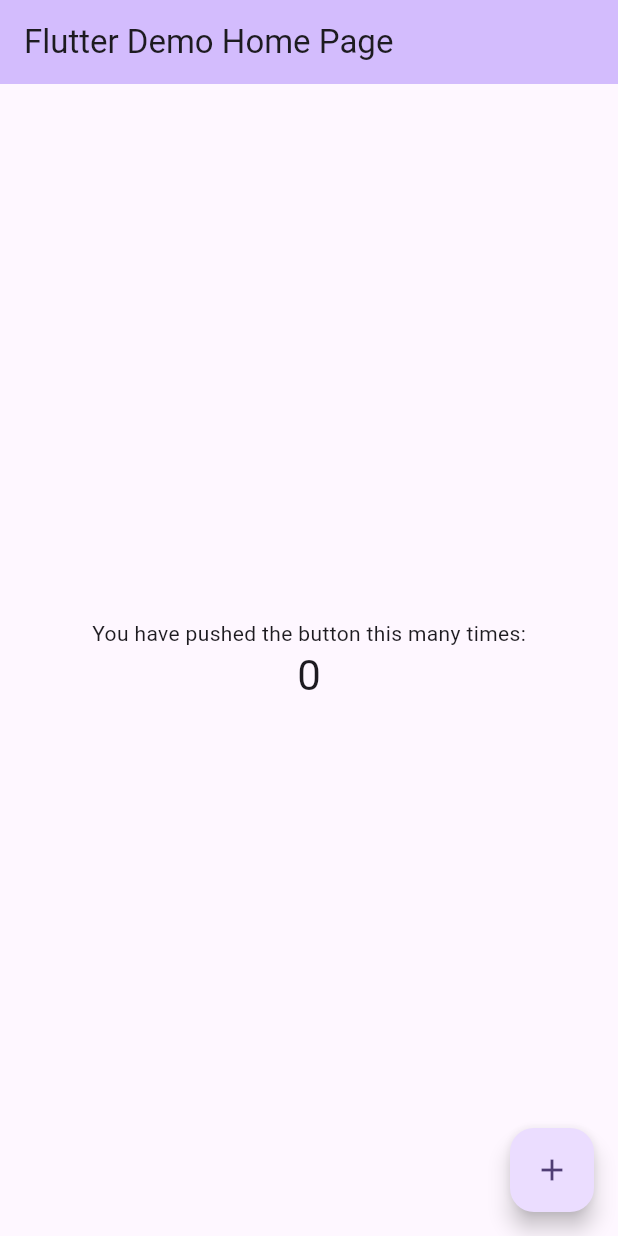
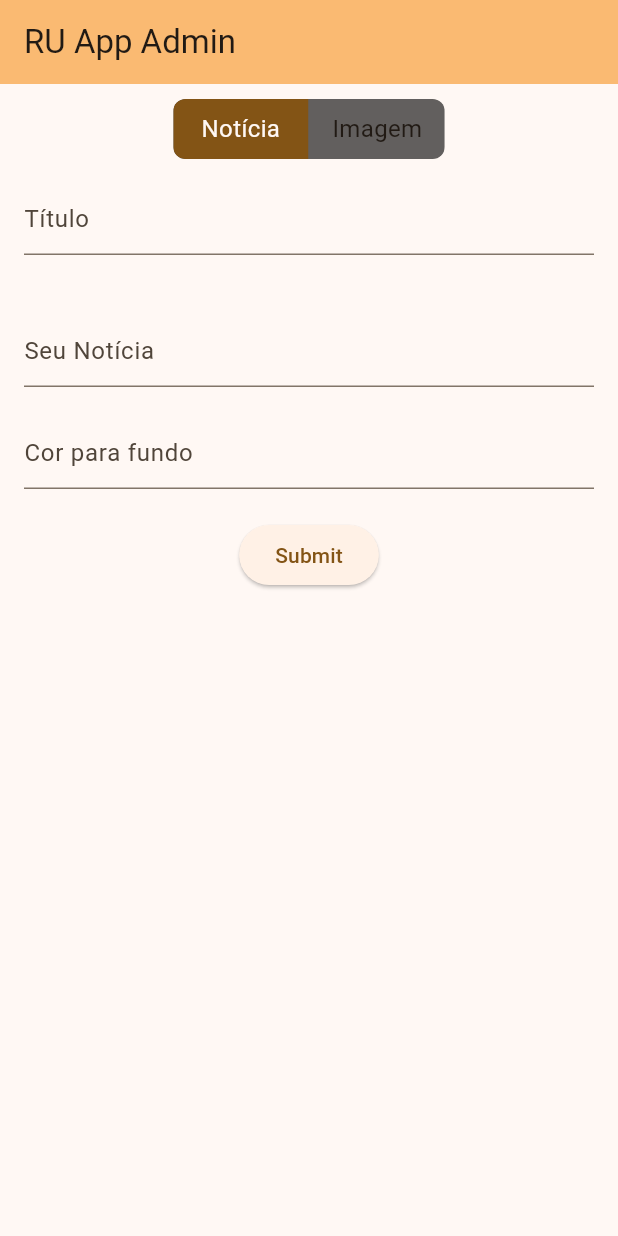
Before and after one commit to ru-digital-ufpa/ru_admin, a Flutter app: the screen it shows after launch, on a phone screen of 412 x 824 dp. Run offline on Flutter 3.47's test engine with Material 2 defaults, Android fonts, the phone set to English and light mode, and no system bars; drawn by our look-alikes of toggle_switch.

```diff
--- a/lib/main.dart
+++ b/lib/main.dart
@@ -1,4 +1,8 @@
 import 'package:flutter/material.dart';
+import 'package:ru_admin/widgets/image_widget.dart';
+
+import 'package:ru_admin/widgets/msg_widget.dart';
+import 'package:toggle_switch/toggle_switch.dart';
 
 void main() {
   runApp(const MyApp());
@@ -11,42 +15,18 @@ class MyApp extends StatelessWidget {
   @override
   Widget build(BuildContext context) {
     return MaterialApp(
-      title: 'Flutter Demo',
+      title: 'RU App Admin',
       theme: ThemeData(
-        // This is the theme of your application.
-        //
-        // TRY THIS: Try running your application with "flutter run". You'll see
-        // the application has a blue toolbar. Then, without quitting the app,
-        // try changing the seedColor in the colorScheme below to Colors.green
-        // and then invoke "hot reload" (save your changes or press the "hot
-        // reload" button in a Flutter-supported IDE, or press "r" if you used
-        // the command line to start the app).
-        //
-        // Notice that the counter didn't reset back to zero; the application
-        // state is not lost during the reload. To reset the state, use hot
-        // restart instead.
-        //
-        // This works for code too, not just values: Most code changes can be
-        // tested with just a hot reload.
-        colorScheme: ColorScheme.fromSeed(seedColor: Colors.deepPurple),
+        colorScheme: ColorScheme.fromSeed(seedColor: Colors.orangeAccent),
         useMaterial3: true,
       ),
-      home: const MyHomePage(title: 'Flutter Demo Home Page'),
+      home: const MyHomePage(title: 'RU App Admin'),
     );
   }
 }
 
 class MyHomePage extends StatefulWidget {
   const MyHomePage({super.key, required this.title});
-
-  // This widget is the home page of your application. It is stateful, meaning
-  // that it has a State object (defined below) that contains fields that affect
-  // how it looks.
-
-  // This class is the configuration for the state. It holds the values (in this
-  // case the title) provided by the parent (in this case the App widget) and
-  // used by the build method of the State. Fields in a Widget subclass are
-  // always marked "final".
 
   final String title;
 
@@ -55,71 +35,49 @@ class MyHomePage extends StatefulWidget {
 }
 
 class _MyHomePageState extends State<MyHomePage> {
-  int _counter = 0;
-
-  void _incrementCounter() {
-    setState(() {
-      // This call to setState tells the Flutter framework that something has
-      // changed in this State, which causes it to rerun the build method below
-      // so that the display can reflect the updated values. If we changed
-      // _counter without calling setState(), then the build method would not be
-      // called again, and so nothing would appear to happen.
-      _counter++;
-    });
-  }
+  bool isImage = false;
+  int initialLabelIndex = 0;
 
   @override
   Widget build(BuildContext context) {
-    // This method is rerun every time setState is called, for instance as done
-    // by the _incrementCounter method above.
-    //
-    // The Flutter framework has been optimized to make rerunning build methods
-    // fast, so that you can just rebuild anything that needs updating rather
-    // than having to individually change instances of widgets.
     return Scaffold(
       appBar: AppBar(
-        // TRY THIS: Try changing the color here to a specific color (to
-        // Colors.amber, perhaps?) and trigger a hot reload to see the AppBar
-        // change color while the other colors stay the same.
         backgroundColor: Theme.of(context).colorScheme.inversePrimary,
-        // Here we take the value from the MyHomePage object that was created by
-        // the App.build method, and use it to set our appbar title.
-        title: Text(widget.title),
+        title: Text(
+          widget.title,
+          style: TextStyle(color: Theme.of(context).colorScheme.onSurface),
+        ),
       ),
-      body: Center(
-        // Center is a layout widget. It takes a single child and positions it
-        // in the middle of the parent.
+      body: SingleChildScrollView(
         child: Column(
-          // Column is also a layout widget. It takes a list of children and
-          // arranges them vertically. By default, it sizes itself to fit its
-          // children horizontally, and tries to be as tall as its parent.
-          //
-          // Column has various properties to control how it sizes itself and
-          // how it positions its children. Here we use mainAxisAlignment to
-          // center the children vertically; the main axis here is the vertical
-          // axis because Columns are vertical (the cross axis would be
-          // horizontal).
-          //
-          // TRY THIS: Invoke "debug painting" (choose the "Toggle Debug Paint"
-          // action in the IDE, or press "p" in the console), to see the
-          // wireframe for each widget.
-          mainAxisAlignment: MainAxisAlignment.center,
-          children: <Widget>[
-            const Text(
-              'You have pushed the button this many times:',
+          crossAxisAlignment: CrossAxisAlignment.center,
+          children: [
+            const SizedBox(
+              height: 10,
+              width: double.infinity,
             ),
-            Text(
-              '$_counter',
-              style: Theme.of(context).textTheme.headlineMedium,
+            ToggleSwitch(
+              minWidth: 90.0,
+              fontSize: 16,
+              initialLabelIndex: initialLabelIndex,
+              totalSwitches: 2,
+              labels: const ['Notícia', 'Imagem'],
+              onToggle: (index) {
+                setState(() {
+                  if (index == 1) {
+                    isImage = true;
+                    initialLabelIndex = 1;
+                  } else {
+                    isImage = false;
+                    initialLabelIndex = 0;
+                  }
+                });
+              },
             ),
+            isImage ? const ImageWidget() : const MsgWidget(),
           ],
         ),
       ),
-      floatingActionButton: FloatingActionButton(
-        onPressed: _incrementCounter,
-        tooltip: 'Increment',
-        child: const Icon(Icons.add),
-      ), // This trailing comma makes auto-formatting nicer for build methods.
     );
   }
 }
--- /dev/null
+++ b/lib/widgets/msg_widget.dart
@@ -0,0 +1,100 @@
+import 'dart:convert';
+
+import 'package:flutter/material.dart';
+import 'package:ru_admin/network/network.dart';
+
+class MsgWidget extends StatefulWidget {
+  const MsgWidget({super.key});
+
+  @override
+  State<MsgWidget> createState() => _MsgWidgetState();
+}
+
+class _MsgWidgetState extends State<MsgWidget> {
+  final TextEditingController title = TextEditingController();
+  final TextEditingController msg = TextEditingController();
+  final TextEditingController textColor = TextEditingController();
+  bool isImage = false;
+
+  @override
+  void dispose() {
+    msg.dispose();
+    textColor.dispose();
+    title.dispose();
+    super.dispose();
+  }
+
+  Future<void> _postDataToServer(String data) async {
+    NetworkHelper post = NetworkHelper();
+
+    await post.postMsg(data);
+  }
+
+  @override
+  Widget build(BuildContext context) {
+    return Padding(
+      padding: const EdgeInsets.all(16.0),
+      child: Column(
+        mainAxisAlignment: MainAxisAlignment.center,
+        children: [
+          TextField(
+            controller: title,
+            decoration: const InputDecoration(
+              hintText: 'Título',
+            ),
+          ),
+          const SizedBox(
+            height: 20,
+          ),
+          const SizedBox(
+            height: 20,
+          ),
+          TextField(
+            controller: msg,
+            decoration: const InputDecoration(
+              hintText: 'Seu Notícia',
+            ),
+          ),
+          const SizedBox(
+            height: 20,
+          ),
+          TextField(
+            controller: textColor,
+            decoration: const InputDecoration(
+              hintText: 'Cor para fundo',
+            ),
+          ),
+          const SizedBox(
+            height: 20,
+          ),
+          ElevatedButton(
+            onPressed: () async {
+              String inputText = jsonEncode({
+                'title': title.text,
+                'msg': msg.text,
+                'isImage': isImage,
+                'textColor': textColor.text,
+              });
+              await _postDataToServer(inputText);
+              showDialog(
+                context: context,
+                builder: (context) => AlertDialog(
+                  title: Text('Input Text'),
+                  content:
+                      Text('You entered: $inputText\nData posted to server.'),
+                  actions: [
+                    TextButton(
+                      onPressed: () => Navigator.pop(context),
+                      child: Text('OK'),
+                    ),
+                  ],
+                ),
+              );
+            },
+            child: const Text('Submit'),
+          ),
+        ],
+      ),
+    );
+  }
+}
--- a/pubspec.yaml
+++ b/pubspec.yaml
@@ -35,6 +35,8 @@ dependencies:
   # The following adds the Cupertino Icons font to your application.
   # Use with the CupertinoIcons class for iOS style icons.
   cupertino_icons: ^1.0.2
+  http: ^1.1.0
+  toggle_switch: ^2.1.0
 
 dev_dependencies:
   flutter_test:
```
Also changed, not shown: lib/network/network.dart (added, +50 -0 lines), lib/widgets/image_widget.dart (added, +72 -0 lines), pubspec.lock, 23 other files.
